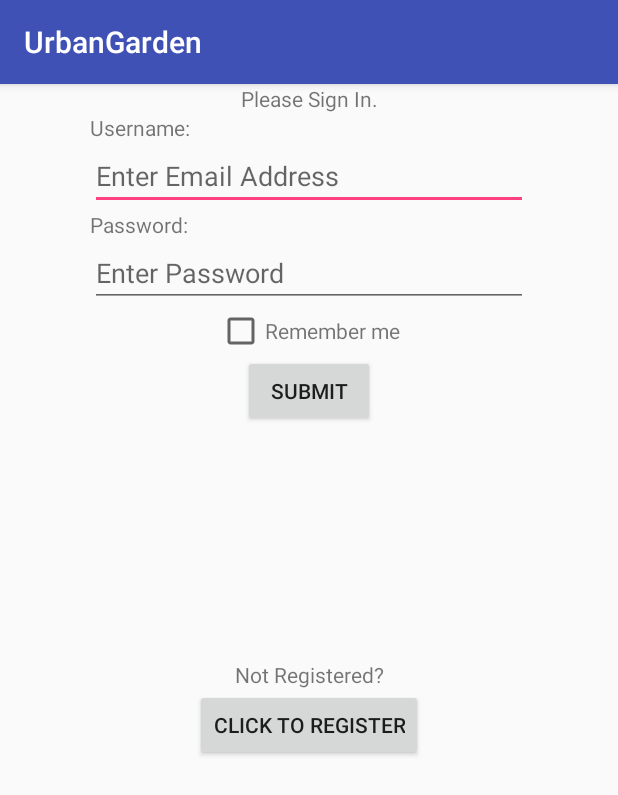
After one commit to ajoxe/UrbanGarden, an Android app: the LoginActivity screen opened directly, with no data from a screen before it, on a phone screen of 412 x 824 dp. The commit adds this screen. Shown: the top 795 px of the screen. Run offline under Robolectric (Android 15) with nearby library versions, the phone set to English and light mode, and no system bars.

Commit message:
this should be code my siran branch

```diff
--- /dev/null
+++ b/app/src/main/java/com/example/android/urbangarden/userloginandregister/LoginActivity.java
@@ -0,0 +1,72 @@
+package com.example.android.urbangarden.userloginandregister;
+
+import android.content.Intent;
+import android.content.SharedPreferences;
+import android.support.v7.app.AppCompatActivity;
+import android.os.Bundle;
+import android.view.View;
+import android.widget.Button;
+import android.widget.CheckBox;
+import android.widget.EditText;
+
+import com.example.android.urbangarden.GardenSearchActivity;
+import com.example.android.urbangarden.R;
+
+public class LoginActivity extends AppCompatActivity {
+
+    private static final String SHARED_PREFS_KEY = "sharedPrefsTesting";
+    private EditText username;
+    private EditText password;
+    private CheckBox checkBox;
+    private Button submitButton;
+    private Button registerButton;
+    private SharedPreferences login;
+
+    @Override
+    protected void onCreate(Bundle savedInstanceState) {
+        super.onCreate(savedInstanceState);
+        setContentView(R.layout.activity_login);
+
+        username = (EditText) findViewById(R.id.username_edittext);
+        password = (EditText) findViewById(R.id.password_edittext);
+        checkBox = (CheckBox) findViewById(R.id.remember_me_checkbox);
+        submitButton = (Button) findViewById(R.id.submit_button);
+        registerButton = (Button) findViewById(R.id.register_button);
+
+        login = getApplicationContext().getSharedPreferences(SHARED_PREFS_KEY, MODE_PRIVATE);
+
+        if (login.getBoolean("isChecked", false)) {
+            username.setText(login.getString("username", null));
+            password.setText(login.getString("password", null));
+            checkBox.setChecked(login.getBoolean("isChecked", false));
+        }
+        submitButton.setOnClickListener(new View.OnClickListener() {
+            @Override
+            public void onClick(View view) {
+                SharedPreferences.Editor editor = login.edit();
+                if (checkBox.isChecked()) {
+                    editor.putString("username", username.getText().toString());
+                    editor.putString("password", password.getText().toString());
+                    editor.putBoolean("isChecked", checkBox.isChecked());
+                    editor.commit();
+                } else {
+                    editor.putBoolean("isChecked", checkBox.isChecked());
+                    editor.commit();
+                }
+
+                Intent intent = new Intent(LoginActivity.this, GardenSearchActivity.class);
+                intent.putExtra("currentUser", username.getText().toString());
+                startActivity(intent);
+            }
+        });
+
+        registerButton.setOnClickListener(new View.OnClickListener() {
+            @Override
+            public void onClick(View view) {
+                Intent intent = new Intent(LoginActivity.this, RegisterActivity.class);
+                intent.putExtra("testKey", SHARED_PREFS_KEY);
+                startActivity(intent);
+            }
+        });
+    }
+}
--- /dev/null
+++ b/app/src/main/res/layout/activity_login.xml
@@ -0,0 +1,99 @@
+<?xml version="1.0" encoding="utf-8"?>
+<LinearLayout
+    xmlns:android="http://schemas.android.com/apk/res/android"
+    xmlns:app="http://schemas.android.com/apk/res-auto"
+    xmlns:tools="http://schemas.android.com/tools"
+    android:layout_width="match_parent"
+    android:layout_height="match_parent"
+    android:orientation="vertical">
+
+    <LinearLayout
+        android:layout_weight="1"
+        android:orientation="vertical"
+        android:layout_width="match_parent"
+        android:layout_height="0dp"
+        android:layout_marginStart="60dp"
+        android:layout_marginEnd="60dp">
+
+        <TextView
+            android:id="@+id/signin_textview"
+            android:layout_width="match_parent"
+            android:layout_height="wrap_content"
+            android:gravity="center"
+            android:text="Please Sign In."/>
+
+        <TextView
+            android:id="@+id/username_textview"
+            android:layout_width="match_parent"
+            android:layout_height="wrap_content"
+            android:text="Username:"/>
+
+        <EditText
+            android:id="@+id/username_edittext"
+            android:layout_width="match_parent"
+            android:layout_height="wrap_content"
+            android:hint="Enter Email Address"
+            android:inputType="textWebEmailAddress"/>
+
+        <TextView
+            android:id="@+id/password_textview"
+            android:layout_width="match_parent"
+            android:layout_height="wrap_content"
+            android:text="Password:"/>
+
+        <EditText
+            android:id="@+id/password_edittext"
+            android:layout_width="match_parent"
+            android:layout_height="wrap_content"
+            android:hint="Enter Password"
+            android:inputType="textWebPassword"/>
+
+        <LinearLayout
+            android:layout_width="match_parent"
+            android:layout_height="wrap_content"
+            android:gravity="center"
+            android:orientation="horizontal">
+
+            <android.support.v7.widget.AppCompatCheckBox
+                android:id="@+id/remember_me_checkbox"
+                android:layout_width="wrap_content"
+                android:layout_height="wrap_content"/>
+
+            <TextView
+                android:layout_width="wrap_content"
+                android:layout_height="wrap_content"
+                android:text="Remember me"/>
+
+        </LinearLayout>
+
+        <Button
+            android:id="@+id/submit_button"
+            android:layout_width="wrap_content"
+            android:layout_height="wrap_content"
+            android:layout_gravity="center"
+            android:text="Submit"/>
+
+    </LinearLayout>
+
+    <LinearLayout
+        android:layout_weight="1"
+        android:layout_width="match_parent"
+        android:layout_height="0dp"
+        android:orientation="vertical">
+
+        <TextView
+            android:layout_width="match_parent"
+            android:layout_height="wrap_content"
+            android:text="Not Registered?"
+            android:gravity="center"/>
+
+        <Button
+            android:id="@+id/register_button"
+            android:layout_width="wrap_content"
+            android:layout_height="wrap_content"
+            android:layout_gravity="center"
+            android:text="Click to register"/>
+
+    </LinearLayout>
+
+</LinearLayout>
```
Also changed, not shown: app/src/main/AndroidManifest.xml (+6 -1 lines), app/src/main/java/com/example/android/urbangarden/GardenSearchActivity.java (+70 -5 lines), app/src/main/java/com/example/android/urbangarden/userloginandregister/MyPostsActivity.java (added, +15 -0 lines), app/src/main/java/com/example/android/urbangarden/userloginandregister/RegisterActivity.java (added, +52 -0 lines), app/src/main/java/com/example/android/urbangarden/userloginandregister/SettingsActivity.java (added, +15 -0 lines), app/src/main/java/com/example/android/urbangarden/userloginandregister/UserActivity.java (added, +15 -0 lines), app/src/main/res/layout/activity_my_posts.xml (added, +9 -0 lines), app/src/main/res/layout/activity_register.xml (added, +72 -0 lines), app/src/main/res/layout/activity_settings.xml (added, +9 -0 lines), app/src/main/res/layout/activity_user.xml (added, +9 -0 lines), app/src/main/res/menu/garden_options_menu.xml (+23 -2 lines).
